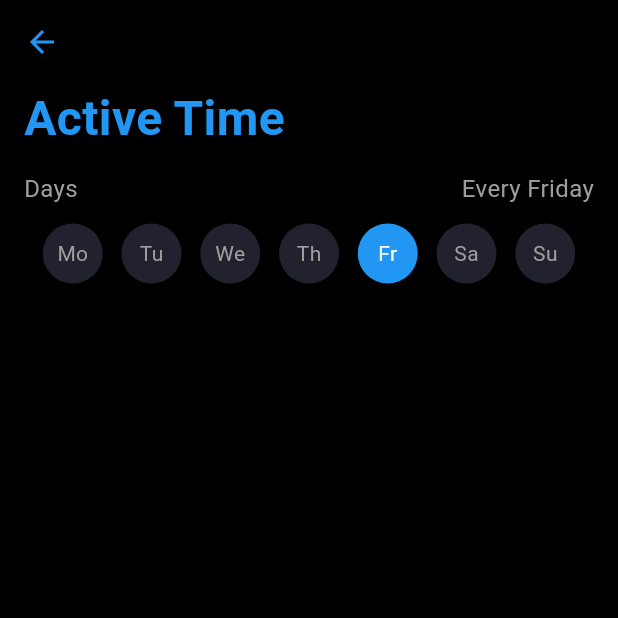
After one commit to spiritoftime/check-app-plugin, a Flutter app: the TimeLimit screen opened by its route, on a phone screen of 412 x 824 dp, the top half of it. The commit adds this screen. Run offline on Flutter 3.47's test engine with Material 3 defaults, Android fonts, the phone set to English and light mode, and no system bars; our stand-ins replace accordion, bloc, buttons_tabbar, carousel_slider, equatable, flutter_bloc and 4 more; missing offline and left inert: flutter_background_service, flutter_background_service_android, overlay_pop_up.

Commit message:
add day row

```diff
--- a/example/lib/features/create_block/models/schedule/schedule.dart
+++ b/example/lib/features/create_block/models/schedule/schedule.dart
@@ -1,5 +1,5 @@
 
-import 'package:checkapp_plugin_example/features/create_block/models/time/time.dart';
+import 'package:checkapp_plugin_example/features/create_time/models/time/time.dart';
 import 'package:checkapp_plugin_example/features/create_block/models/block/block.dart';
 import 'package:json_annotation/json_annotation.dart';
 part 'schedule.g.dart';
--- a/example/lib/features/create_time/time_limit.dart
+++ b/example/lib/features/create_time/time_limit.dart
@@ -1,10 +1,52 @@
+import 'package:checkapp_plugin_example/features/create_time/widgets/day_row.dart';
 import 'package:flutter/material.dart';
+import 'package:flutter/widgets.dart';
+import 'package:gap/gap.dart';
+import 'package:go_router/go_router.dart';
 
 class TimeLimit extends StatelessWidget {
   const TimeLimit({super.key});
 
   @override
   Widget build(BuildContext context) {
-    return const Placeholder();
+    return Scaffold(
+      body: SafeArea(
+        child: Padding(
+          padding: const EdgeInsets.symmetric(horizontal: 16.0, vertical: 16.0),
+          child: Column(
+            crossAxisAlignment: CrossAxisAlignment.start,
+            children: [
+              IconButton(
+                padding: EdgeInsets.zero,
+                constraints: const BoxConstraints(),
+                style: const ButtonStyle(
+                  tapTargetSize: MaterialTapTargetSize.shrinkWrap,
+                ),
+                onPressed: () => context.pop(),
+                icon:
+                    const Icon(Icons.arrow_back, color: Colors.blue, size: 24),
+              ),
+              const Gap(16),
+              const Text(
+                "Active Time",
+                style: TextStyle(
+                    color: Colors.blue,
+                    fontWeight: FontWeight.bold,
+                    fontSize: 32.0),
+              ),
+              const Gap(12),
+              Expanded(
+                child: const Column(
+                  children: [
+                   DayRow(),
+                    Row()
+                  ],
+                ),
+              )
+            ],
+          ),
+        ),
+      ),
+    );
   }
 }
--- /dev/null
+++ b/example/lib/features/create_time/widgets/day_row.dart
@@ -0,0 +1,91 @@
+import 'package:flutter/material.dart';
+import 'package:gap/gap.dart';
+
+class DayRow extends StatefulWidget {
+  const DayRow({super.key});
+  @override
+  State<DayRow> createState() => _DayRowState();
+}
+
+enum Days { monday, tuesday, wednesday, thursday, friday, saturday, sunday }
+
+extension DaysExtension on Days {
+  String get name {
+    switch (this) {
+      case Days.monday:
+        return 'Monday';
+      case Days.tuesday:
+        return 'Tuesday';
+      case Days.wednesday:
+        return 'Wednesday';
+      case Days.thursday:
+        return 'Thursday';
+      case Days.friday:
+        return 'Friday';
+      case Days.saturday:
+        return 'Saturday';
+      case Days.sunday:
+        return 'Sunday';
+    }
+  }
+}
+
+class _DayRowState extends State<DayRow> {
+  Days selectedDay = Days.friday;
+
+  @override
+  Widget build(BuildContext context) {
+    return Expanded(
+      child: Column(
+        children: [
+          Row(
+            children: [
+              const Text(
+                "Days",
+                style: TextStyle(fontSize: 16, color: Colors.grey),
+              ),
+              const Spacer(),
+              Text(
+                "Every ${selectedDay.name}",
+                style: const TextStyle(fontSize: 16, color: Colors.grey),
+              ),
+            ],
+          ),
+          const Gap(12),
+          Row(
+            mainAxisAlignment: MainAxisAlignment.spaceEvenly,
+            children: Days.values
+                .map((day) => GestureDetector(
+                      onTap: () {
+                        setState(() {
+                          selectedDay = day;
+                        });
+                      },
+                      child: Container(
+                        width: 40,
+                        height: 40,
+                        decoration: BoxDecoration(
+                          shape: BoxShape.circle,
+                          color: selectedDay == day
+                              ? Colors.blue
+                              : const Color(0xff21222D),
+                        ),
+                        child: Center(
+                          child: Text(
+                            day.name.substring(0, 2),
+                            style: TextStyle(
+                              color: selectedDay == day
+                                  ? Colors.white
+                                  : Colors.grey,
+                            ),
+                          ),
+                        ),
+                      ),
+                    ))
+                .toList(),
+          ),
+        ],
+      ),
+    );
+  }
+}
--- a/example/lib/router/router.dart
+++ b/example/lib/router/router.dart
@@ -36,10 +36,11 @@ final GoRouter _router = GoRouter(
         GoRoute(
             path: 'create-block',
             builder: (BuildContext context, GoRouterState state) {
-              return BlocProvider.value(
-                value: BlocProvider.of<AppsBloc>(context),
-                child: const CreateBlockPage(),
-              );
+              return CreateBlockPage();
+              // return BlocProvider.value(
+              //   value: BlocProvider.of<AppsBloc>(context),
+              //   child: const CreateBlockPage(),
+              // );
             }),
         GoRoute(
             path: 'blocking-conditions',
```
Also changed, not shown: example/lib/features/create_time/models/time/time.dart (renamed from example/lib/features/create_block/models/time/time.dart), example/lib/features/create_time/models/time/time.g.dart (renamed from example/lib/features/create_block/models/time/time.g.dart).
